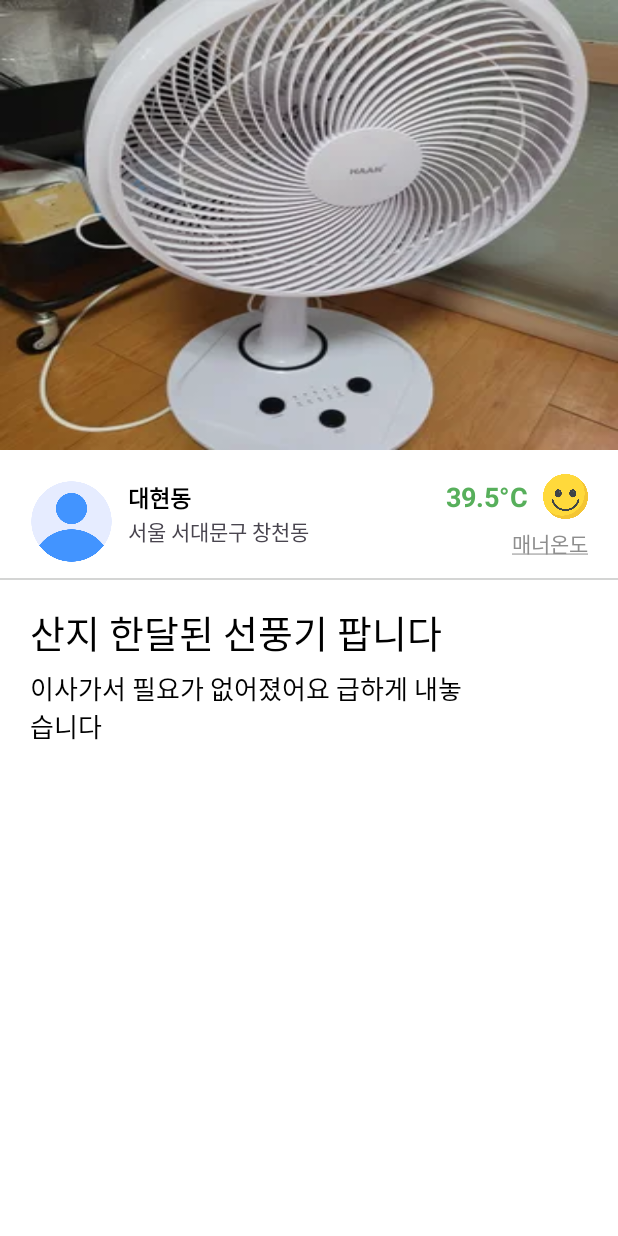
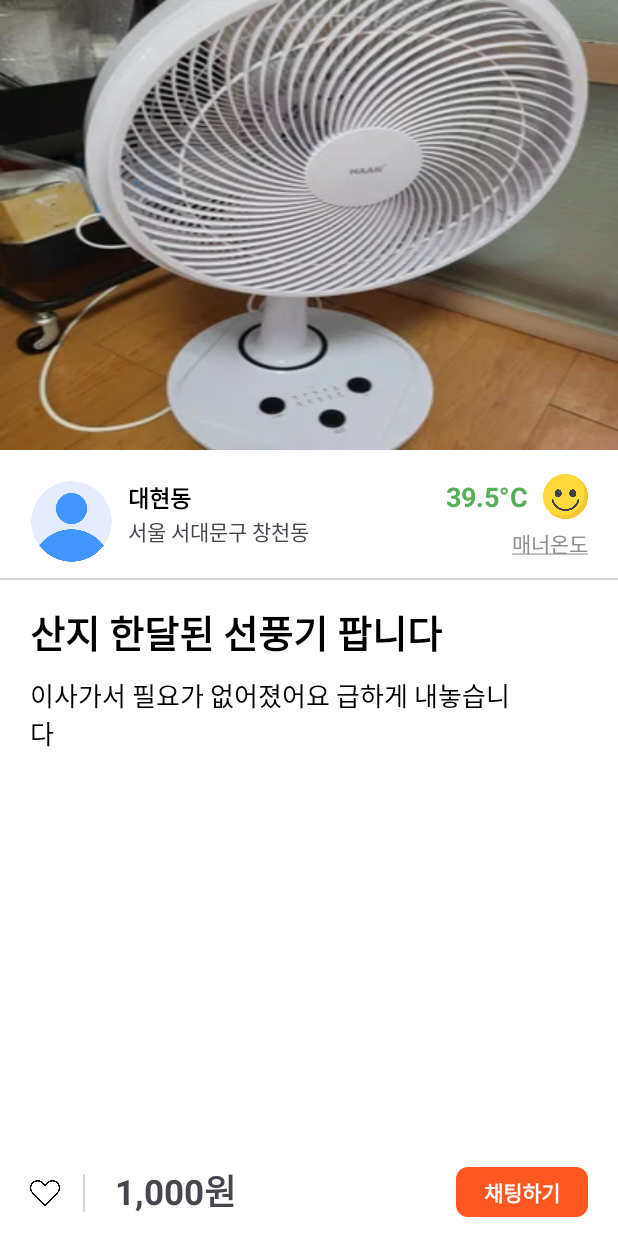
Before and after one commit to AnJinHyuck/SpartaAppleMarket, an Android app: the screen it shows after launch (DetailPageActivity), after a tap on "산지 한달된 선풍기 팝니다", on a phone screen of 412 x 824 dp. Run offline under Robolectric (Android 15) with nearby library versions, the phone set to English and light mode, and no system bars; our stand-ins replace CircleImageView.

Commit message:
add parcelable, develop detailpage

```diff
--- a/app/build.gradle.kts
+++ b/app/build.gradle.kts
@@ -39,6 +39,7 @@ android {
     }
 }
 
+
 dependencies {
     implementation("de.hdodenhof:circleimageview:3.1.0")
     implementation(libs.androidx.core.ktx)
--- a/app/src/main/java/com/example/myapplication/DetailPageActivity.kt
+++ b/app/src/main/java/com/example/myapplication/DetailPageActivity.kt
@@ -1,17 +1,23 @@
 package com.example.myapplication
 
 import android.annotation.SuppressLint
+import android.os.Build
 import android.os.Bundle
 import androidx.activity.enableEdgeToEdge
+import androidx.annotation.RequiresApi
 import androidx.appcompat.app.AppCompatActivity
 import androidx.core.view.ViewCompat
 import androidx.core.view.WindowInsetsCompat
 import com.bumptech.glide.Glide
 import com.example.myapplication.databinding.ActivityDetailPageBinding
 
-private lateinit var binding: ActivityDetailPageBinding
+//private lateinit var binding: ActivityDetailPageBinding
+//Do not place Android context classes in static field... 오류메시지
+//원인은 인스턴스가 static이 아닌데도 클래스 레벨에서 선언되었기 때문. -> 메모리 누수가 발생할 수도 있음(아닐수도)
+class DetailPageActivity : AppCompatActivity() {
 
-class DetailPageActivity : AppCompatActivity() {
+    private lateinit var binding: ActivityDetailPageBinding
+    @RequiresApi(Build.VERSION_CODES.TIRAMISU)
     override fun onCreate(savedInstanceState: Bundle?) {
         super.onCreate(savedInstanceState)
         binding = ActivityDetailPageBinding.inflate(layoutInflater)
@@ -21,17 +27,20 @@ class DetailPageActivity : AppCompatActivity() {
             v.setPadding(systemBars.left, systemBars.top, systemBars.right, systemBars.bottom)
             insets
         }
+        val selectedItem = intent.getParcelableExtra("selectedItem",ItemInfo::class.java)
 
-        val image = intent.getIntExtra("photo",0)
-        Glide.with(this)
-            .load(image)
-            .into(binding.ivItemImageInDetailPage)
-
-        binding.tvTitleInDetailPage.text = intent.getStringExtra("title")
-        binding.tvSeller.text = intent.getStringExtra("seller")
-        binding.lvItemDetail.text = intent.getStringExtra("detailinfo")
-        binding.tvLocationInDetailPage.text = intent.getStringExtra("location")
-
+        if (selectedItem != null) {
+            binding.ivItemImageInDetailPage.setImageResource(selectedItem.image)
+            binding.tvTitleInDetailPage.text = selectedItem.title
+            binding.tvSeller.text = selectedItem.seller
+            binding.lvItemDetail.text = selectedItem.introduce
+            binding.tvLocationInDetailPage.text = selectedItem.location
+            binding.tvPriceInDetailPage.text = selectedItem.price
+        }
+//        val image = intent.getIntExtra("photo",0)
+//        Glide.with(this)
+//            .load(image)
+//            .into(binding.ivItemImageInDetailPage)
     }
 
 }
--- a/app/src/main/java/com/example/myapplication/ItemInfo.kt
+++ b/app/src/main/java/com/example/myapplication/ItemInfo.kt
@@ -1,6 +1,9 @@
 package com.example.myapplication
+import android.os.Parcel
+import android.os.Parcelable
+import kotlinx.parcelize.Parcelize
 
-
+@Parcelize
 data class ItemInfo(
     val order: String,
     val image: Int,
@@ -11,7 +14,7 @@ data class ItemInfo(
     val comment: String,
     val like: Int,
     val seller:String
-)
+):Parcelable
 
 object Itemlist{
 val list = mutableListOf(
--- a/app/src/main/java/com/example/myapplication/MainActivity.kt
+++ b/app/src/main/java/com/example/myapplication/MainActivity.kt
@@ -13,7 +13,7 @@ import com.example.myapplication.databinding.ActivityMainBinding
 private lateinit var binding : ActivityMainBinding
 class MainActivity : AppCompatActivity() {
 
-    val adapter = MyAdapter(Itemlist.list)
+    private val adapter = MyAdapter(Itemlist.list)
     val itemList = Itemlist.list
 
     override fun onCreate(savedInstanceState: Bundle?) {
@@ -26,9 +26,7 @@ class MainActivity : AppCompatActivity() {
             v.setPadding(systemBars.left, systemBars.top, systemBars.right, systemBars.bottom)
             insets
         }
-
         makeList()
-
     }
 
 //    fun goDetailPage(){
--- a/app/src/main/java/com/example/myapplication/MyAdapter.kt
+++ b/app/src/main/java/com/example/myapplication/MyAdapter.kt
@@ -15,11 +15,6 @@ import kotlin.coroutines.coroutineContext
 
 class MyAdapter(val itemList: List<ItemInfo>) :
     RecyclerView.Adapter<MyAdapter.MyAdapterViewHolder>() {
-    interface ItemClick {
-        fun onClick(view: View, position: Int)
-    }
-
-    var itemClick: ItemClick? = null
 
     inner class MyAdapterViewHolder(val itemBinding: RecyclerviewItemBinding) :
         RecyclerView.ViewHolder(itemBinding.root) {
@@ -56,11 +51,11 @@ class MyAdapter(val itemList: List<ItemInfo>) :
         holder.itemView.setOnClickListener {
             val context = holder.itemView.context
             val intent = Intent(context, DetailPageActivity::class.java)
-            intent.putExtra("photo", item.image)
-            intent.putExtra("title", item.title)
-            intent.putExtra("detailinfo", item.introduce)
-            intent.putExtra("seller", item.seller)
-            intent.putExtra("location", item.location)
+            intent.putExtra("selectedItem", item)
+//            intent.putExtra("title", item.title)
+//            intent.putExtra("detailinfo", item.introduce)
+//            intent.putExtra("seller", item.seller)
+//            intent.putExtra("location", item.location)
             context.startActivity(intent)
         }
     }
--- /dev/null
+++ b/app/src/main/res/drawable/detailpagebutto.xml
@@ -0,0 +1,11 @@
+<?xml version="1.0" encoding="utf-8"?>
+<shape xmlns:android="http://schemas.android.com/apk/res/android"
+    android:shape="rectangle">
+
+    <stroke
+        android:width="1dp"
+        android:color="@color/black"/>
+
+    <corners android:radius="7dp"/>
+
+</shape>
--- a/app/src/main/res/layout/activity_detail_page.xml
+++ b/app/src/main/res/layout/activity_detail_page.xml
@@ -6,22 +6,17 @@
     android:layout_height="match_parent"
     android:background="@color/white">
 
-    <LinearLayout
+    <ScrollView
+        android:id="@+id/scrollView2"
         android:layout_width="match_parent"
-        android:layout_height="match_parent"
-        android:orientation="vertical"
-        app:layout_constraintBottom_toBottomOf="parent"
-        app:layout_constraintEnd_toEndOf="parent"
-        app:layout_constraintStart_toStartOf="parent"
+        android:layout_height="0sp"
+        app:layout_constraintHeight_percent="0.93"
         app:layout_constraintTop_toTopOf="parent">
 
-        <ScrollView
+        <androidx.constraintlayout.widget.ConstraintLayout
             android:layout_width="match_parent"
-            android:layout_height="match_parent">
+            android:layout_height="0sp">
 
-            <androidx.constraintlayout.widget.ConstraintLayout
-                android:layout_width="match_parent"
-                android:layout_height="0sp">
             <ImageView
                 android:id="@+id/iv_itemImageInDetailPage"
                 android:layout_width="match_parent"
@@ -66,7 +61,7 @@
                 android:id="@+id/tv_mannerDegree"
                 android:layout_width="wrap_content"
                 android:layout_height="wrap_content"
-                android:layout_marginRight="60sp"
+                android:layout_marginEnd="60sp"
                 android:text="39.5°C"
                 android:textColor="#57AF5B"
                 android:textSize="18sp"
@@ -78,7 +73,7 @@
                 android:id="@+id/iv_smile"
                 android:layout_width="30sp"
                 android:layout_height="30sp"
-                android:layout_marginLeft="10sp"
+                android:layout_marginStart="10sp"
                 android:src="@drawable/smile"
                 app:layout_constraintBottom_toBottomOf="@+id/tv_mannerDegree"
                 app:layout_constraintStart_toEndOf="@+id/tv_mannerDegree"
@@ -106,30 +101,83 @@
 
             <TextView
                 android:id="@+id/tv_titleInDetailPage"
-                android:layout_width="wrap_content"
+                android:layout_width="370sp"
                 android:layout_height="wrap_content"
                 android:layout_marginTop="15sp"
+                android:maxLines="2"
                 android:text="샤넬 탑핸들 가방"
                 android:textColor="@color/black"
                 android:textSize="25sp"
+                android:textStyle="bold"
                 app:layout_constraintStart_toStartOf="@+id/iv_profile"
                 app:layout_constraintTop_toBottomOf="@+id/line" />
 
             <TextView
                 android:id="@+id/lv_itemDetail"
-                android:layout_width="300sp"
+                android:layout_width="320sp"
                 android:layout_height="wrap_content"
-                android:layout_marginTop="5sp"
+                android:layout_marginTop="10sp"
                 android:scrollbars="vertical"
                 android:text="내용"
-                app:layout_goneMarginTop="5sp"
                 android:textColor="@color/black"
                 android:textSize="17sp"
                 app:layout_constraintStart_toStartOf="@+id/tv_titleInDetailPage"
-                app:layout_constraintTop_toBottomOf="@+id/tv_titleInDetailPage" />
-            </androidx.constraintlayout.widget.ConstraintLayout>
-        </ScrollView>
-    </LinearLayout>
+                app:layout_constraintTop_toBottomOf="@+id/tv_titleInDetailPage"
+                app:layout_goneMarginTop="5sp" />
+
+        </androidx.constraintlayout.widget.ConstraintLayout>
+
+
+    </ScrollView>
+
+    <ImageView
+        android:id="@+id/heartInDetailPage"
+        android:layout_width="20sp"
+        android:layout_height="20sp"
+        android:layout_marginLeft="20sp"
+        android:src="@drawable/emptyheart"
+        app:layout_constraintBottom_toBottomOf="parent"
+        app:layout_constraintStart_toStartOf="parent"
+        app:layout_constraintTop_toBottomOf="@+id/scrollView2" />
+
+    <View
+        android:id="@+id/underBarLine"
+        android:layout_width="1sp"
+        android:layout_height="25sp"
+        app:layout_constraintStart_toEndOf="@+id/heartInDetailPage"
+        app:layout_constraintTop_toTopOf="@+id/heartInDetailPage"
+        app:layout_constraintBottom_toBottomOf="@+id/heartInDetailPage"
+        android:layout_marginStart="15sp"
+        android:background="#D4D5D4"/>
+
+
+    <TextView
+        android:id="@+id/tv_priceInDetailPage"
+        android:layout_width="wrap_content"
+        android:layout_height="wrap_content"
+        android:text="100000"
+        android:layout_marginStart="20sp"
+        android:textSize="23sp"
+        android:layout_marginBottom="3sp"
+        android:textStyle="bold"
+        app:layout_constraintBottom_toBottomOf="@+id/heartInDetailPage"
+        app:layout_constraintStart_toEndOf="@+id/underBarLine"
+        app:layout_constraintTop_toTopOf="@+id/heartInDetailPage" />
+
+    <android.widget.Button
+        android:id="@+id/goChat"
+        android:layout_width="wrap_content"
+        android:layout_height="33sp"
+        android:text="채팅하기"
+        app:layout_constraintEnd_toEndOf="parent"
+        android:backgroundTint="#FE5722"
+        app:layout_constraintTop_toTopOf="@+id/tv_priceInDetailPage"
+        app:layout_constraintBottom_toBottomOf="@+id/tv_priceInDetailPage"
+        android:background="@drawable/detailpagebutto"
+        android:layout_marginEnd="20sp"
+        android:textColor="@color/white"
+        android:layout_marginTop="2sp"
+        android:textStyle="bold"/>
 
 
 </androidx.constraintlayout.widget.ConstraintLayout>
```
